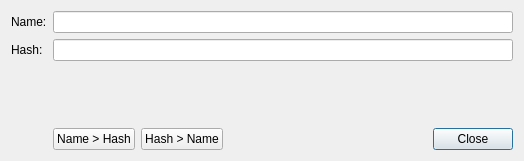
glandu2/RappelzRDBTool, file gui/HashConverterDialog.ui: the form before one commit.
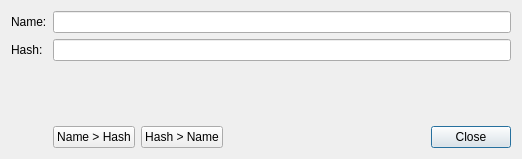
The form after the commit.

Commit message: All translation text has now a description for the translator. Renamed main window title (replace 'by' by '~'). Renamed locale to encoding

```diff
--- a/gui/HashConverterDialog.ui
+++ b/gui/HashConverterDialog.ui
@@ -6,8 +6,8 @@
    <rect>
     <x>0</x>
     <y>0</y>
-    <width>524</width>
-    <height>161</height>
+    <width>522</width>
+    <height>159</height>
    </rect>
   </property>
   <property name="windowTitle">
```
Left out of the diff: 12 changed lines with no effect on the pictures. The commit also changes 5 other files.
